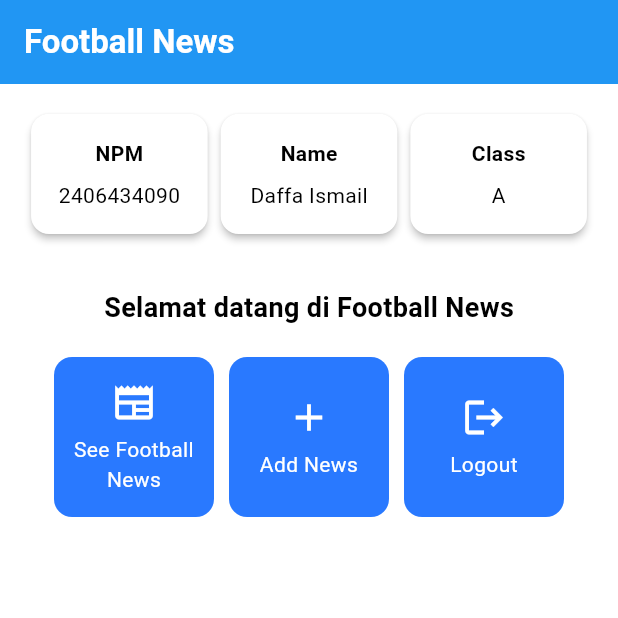
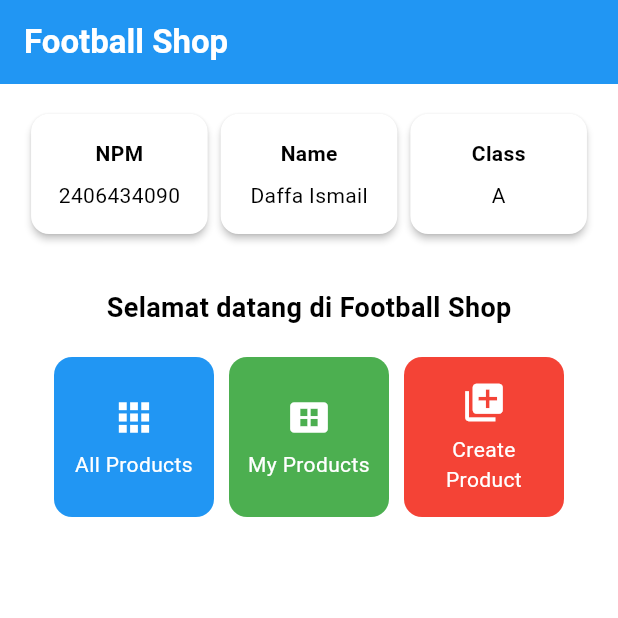
Before and after one commit to dfi06/ball-knowledge-mobile, a Flutter app: the screen it shows after launch, on a phone screen of 412 x 824 dp, the top half of it. Run offline on Flutter 3.47's test engine with Material 3 defaults, Android fonts, the phone set to English and light mode, and no system bars.

Commit message:
card color required

```diff
--- a/lib/menu.dart
+++ b/lib/menu.dart
@@ -8,9 +8,9 @@ class MyHomePage extends StatelessWidget {
   final String kelas = "A"; // Class
 
   final List<ItemHomepage> items = [
-    ItemHomepage("See Football News", Icons.newspaper),
-    ItemHomepage("Add News", Icons.add),
-    ItemHomepage("Logout", Icons.logout),
+    ItemHomepage("All Products", Icons.apps, Colors.blue),
+    ItemHomepage("My Products", Icons.view_cozy, Colors.green),
+    ItemHomepage("Create Product", Icons.library_add, Colors.red),
   ];
 
   @override
@@ -21,7 +21,7 @@ class MyHomePage extends StatelessWidget {
       appBar: AppBar(
         // Judul aplikasi "Football News" dengan teks putih dan tebal.
         title: const Text(
-          'Football News',
+          'Football Shop',
           style: TextStyle(color: Colors.white, fontWeight: FontWeight.bold),
         ),
         // Warna latar belakang AppBar diambil dari skema warna tema aplikasi.
@@ -56,7 +56,7 @@ class MyHomePage extends StatelessWidget {
                   const Padding(
                     padding: EdgeInsets.only(top: 16.0),
                     child: Text(
-                      'Selamat datang di Football News',
+                      'Selamat datang di Football Shop',
                       style: TextStyle(
                         fontWeight: FontWeight.bold,
                         fontSize: 18.0,
@@ -124,8 +124,9 @@ class InfoCard extends StatelessWidget {
 class ItemHomepage {
   final String name;
   final IconData icon;
+  final Color color;
 
-  ItemHomepage(this.name, this.icon);
+  ItemHomepage(this.name, this.icon, this.color);
 }
 
 class ItemCard extends StatelessWidget {
@@ -139,7 +140,7 @@ class ItemCard extends StatelessWidget {
   Widget build(BuildContext context) {
     return Material(
       // Menentukan warna latar belakang dari tema aplikasi.
-      color: Theme.of(context).colorScheme.secondary,
+      color: item.color,
       // Membuat sudut kartu melengkung.
       borderRadius: BorderRadius.circular(12),
 
```
